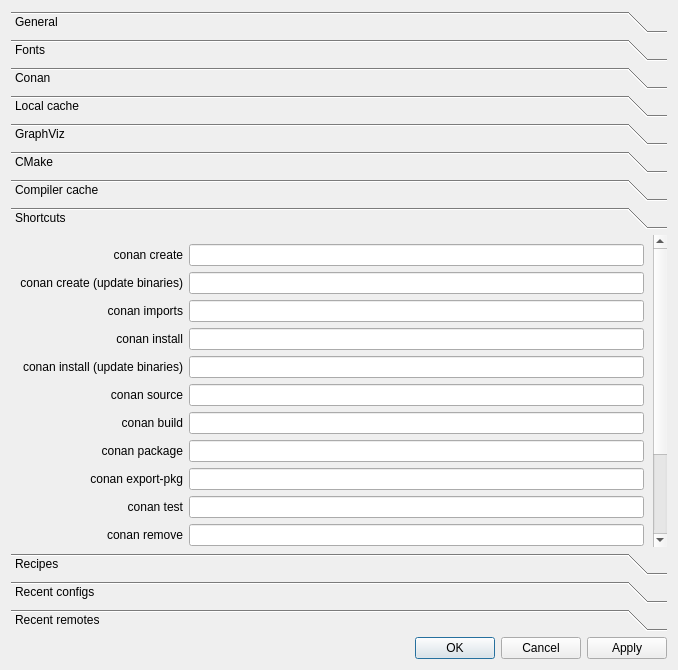
First picture: the form in cruiz/resources/preferences.ui, repository markfinal/cruiz, before the edit.
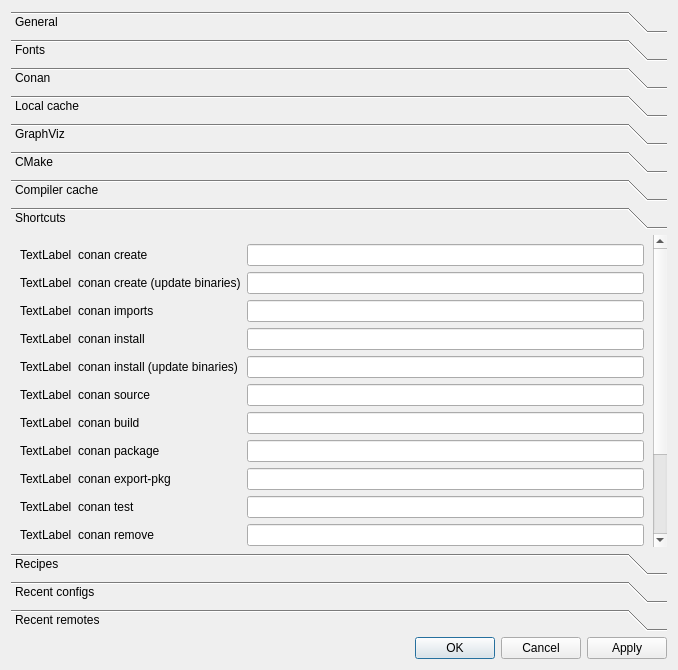
Second picture: the form after the edit. The open tabs and pages were chosen to show the change. Icons and pictures are not drawn. Custom widgets are drawn as their Qt base class.

Commit message: Fixes #92. Shortcuts icon assignment is now done in code

```diff
--- a/cruiz/resources/preferences.ui
+++ b/cruiz/resources/preferences.ui
@@ -755,42 +755,19 @@
       <property name="geometry">
        <rect>
         <x>0</x>
-        <y>-287</y>
+        <y>0</y>
         <width>639</width>
-        <height>519</height>
+        <height>489</height>
        </rect>
       </property>
       <attribute name="label">
        <string>Shortcuts</string>
       </attribute>
       <layout class="QGridLayout" name="gridLayout_13">
-       <item row="4" column="2">
-        <widget class="ShortcutLineEdit" name="prefs_shortcuts_installupdates_edit"/>
+       <item row="6" column="3">
+        <widget class="ShortcutLineEdit" name="prefs_shortcuts_build_edit"/>
        </item>
-       <item row="10" column="2">
-        <widget class="ShortcutLineEdit" name="prefs_shortcuts_remove_edit"/>
-       </item>
-       <item row="9" column="0">
-        <widget class="QLabel" name="label_23">
-         <property name="text">
-          <string>&lt;html&gt;&lt;head/&gt;&lt;body&gt;&lt;p align=&quot;right&quot;&gt;&lt;img src=&quot;:/testpackage.svg&quot; width=&quot;20&quot; height=&quot;20&quot;/&gt; conan test&lt;/p&gt;&lt;/body&gt;&lt;/html&gt;</string>
-         </property>
-        </widget>
-       </item>
-       <item row="6" column="0">
-        <widget class="QLabel" name="label_20">
-         <property name="text">
-          <string>&lt;html&gt;&lt;head/&gt;&lt;body&gt;&lt;p align=&quot;right&quot;&gt;&lt;img src=&quot;:/build.svg&quot; width=&quot;20&quot; height=&quot;20&quot;/&gt; conan build&lt;/p&gt;&lt;/body&gt;&lt;/html&gt;</string>
-         </property>
-        </widget>
-       </item>
-       <item row="3" column="2">
-        <widget class="ShortcutLineEdit" name="prefs_shortcuts_install_edit"/>
-       </item>
-       <item row="5" column="2">
-        <widget class="ShortcutLineEdit" name="prefs_shortcuts_source_edit"/>
-       </item>
-       <item row="15" column="2">
+       <item row="15" column="3">
         <spacer name="verticalSpacer_12">
          <property name="orientation">
           <enum>Qt::Vertical</enum>
@@ -803,138 +780,425 @@
          </property>
         </spacer>
        </item>
-       <item row="13" column="2">
-        <widget class="ShortcutLineEdit" name="prefs_shortcuts_cmakebuildtoolverbose_edit"/>
+       <item row="10" column="3">
+        <widget class="ShortcutLineEdit" name="prefs_shortcuts_remove_edit"/>
        </item>
-       <item row="0" column="0">
-        <widget class="QLabel" name="label_1">
-         <property name="text">
-          <string>&lt;html&gt;&lt;head/&gt;&lt;body&gt;&lt;p align=&quot;right&quot;&gt;&lt;img src=&quot;:/create.svg&quot; width=&quot;20&quot; height=&quot;20&quot;/&gt; conan create&lt;/p&gt;&lt;/body&gt;&lt;/html&gt;</string>
-         </property>
-         <property name="textFormat">
-          <enum>Qt::RichText</enum>
-         </property>
-        </widget>
-       </item>
-       <item row="11" column="0">
+       <item row="11" column="1">
         <widget class="QLabel" name="label_25">
          <property name="text">
-          <string>&lt;html&gt;&lt;head/&gt;&lt;body&gt;&lt;p align=&quot;right&quot;&gt;&lt;img src=&quot;:/cancel.svg&quot; width=&quot;20&quot; height=&quot;20&quot;/&gt; Cancel current command&lt;/p&gt;&lt;/body&gt;&lt;/html&gt;</string>
+          <string>Cancel current command</string>
          </property>
-        </widget>
-       </item>
-       <item row="8" column="0">
-        <widget class="QLabel" name="label_22">
-         <property name="text">
-          <string>&lt;html&gt;&lt;head/&gt;&lt;body&gt;&lt;p align=&quot;right&quot;&gt;&lt;img src=&quot;:/exportpackage.svg&quot; width=&quot;20&quot; height=&quot;20&quot;/&gt; conan export-pkg&lt;/p&gt;&lt;/body&gt;&lt;/html&gt;</string>
+         <property name="textFormat">
+          <enum>Qt::PlainText</enum>
          </property>
-        </widget>
-       </item>
-       <item row="12" column="0">
-        <widget class="QLabel" name="prefs_shortcuts_cmakebuildtool_label">
-         <property name="text">
-          <string>&lt;html&gt;&lt;head/&gt;&lt;body&gt;&lt;p align=&quot;right&quot;&gt;&lt;img src=&quot;:/cmakebuildtool.svg&quot; width=&quot;20&quot; height=&quot;20&quot;/&gt; CMake Build Tool&lt;/p&gt;&lt;/body&gt;&lt;/html&gt;</string>
+         <property name="textInteractionFlags">
+          <set>Qt::NoTextInteraction</set>
          </property>
         </widget>
        </item>
-       <item row="4" column="0">
+       <item row="3" column="3">
+        <widget class="ShortcutLineEdit" name="prefs_shortcuts_install_edit"/>
+       </item>
+       <item row="4" column="1">
         <widget class="QLabel" name="label_5">
          <property name="text">
-          <string>&lt;html&gt;&lt;head/&gt;&lt;body&gt;&lt;p align=&quot;right&quot;&gt;&lt;img src=&quot;:/install.svg&quot; width=&quot;20&quot; height=&quot;20&quot;/&gt; conan install (update binaries)&lt;/p&gt;&lt;/body&gt;&lt;/html&gt;</string>
+          <string>conan install (update binaries)</string>
          </property>
-        </widget>
-       </item>
-       <item row="12" column="2">
-        <widget class="ShortcutLineEdit" name="prefs_shortcuts_cmakebuildtool_edit"/>
-       </item>
-       <item row="5" column="0">
-        <widget class="QLabel" name="label_6">
-         <property name="text">
-          <string>&lt;html&gt;&lt;head/&gt;&lt;body&gt;&lt;p align=&quot;right&quot;&gt;&lt;img src=&quot;:/source.svg&quot; width=&quot;20&quot; height=&quot;20&quot;/&gt; conan source&lt;/p&gt;&lt;/body&gt;&lt;/html&gt;</string>
+         <property name="textFormat">
+          <enum>Qt::PlainText</enum>
          </property>
-        </widget>
-       </item>
-       <item row="13" column="0">
-        <widget class="QLabel" name="prefs_shortcuts_cmakebuildtoolverbose_label">
-         <property name="text">
-          <string>&lt;html&gt;&lt;head/&gt;&lt;body&gt;&lt;p align=&quot;right&quot;&gt;&lt;img src=&quot;:/cmakebuildtoolverbose.svg&quot; width=&quot;20&quot; height=&quot;20&quot;/&gt; CMake Build Tool (verbose)&lt;/p&gt;&lt;/body&gt;&lt;/html&gt;</string>
+         <property name="textInteractionFlags">
+          <set>Qt::NoTextInteraction</set>
          </property>
         </widget>
        </item>
-       <item row="9" column="2">
-        <widget class="ShortcutLineEdit" name="prefs_shortcuts_test_edit"/>
-       </item>
-       <item row="7" column="2">
-        <widget class="ShortcutLineEdit" name="prefs_shortcuts_package_edit"/>
-       </item>
-       <item row="14" column="2">
+       <item row="14" column="3">
         <widget class="ShortcutLineEdit" name="prefs_shortcuts_deletecmakecache_edit"/>
        </item>
-       <item row="3" column="0">
-        <widget class="QLabel" name="label_4">
-         <property name="text">
-          <string>&lt;html&gt;&lt;head/&gt;&lt;body&gt;&lt;p align=&quot;right&quot;&gt;&lt;img src=&quot;:/install.svg&quot; width=&quot;20&quot; height=&quot;20&quot;/&gt; conan install&lt;/p&gt;&lt;/body&gt;&lt;/html&gt;</string>
-         </property>
-        </widget>
-       </item>
-       <item row="11" column="2">
-        <widget class="ShortcutLineEdit" name="prefs_shortcuts_cancel_edit"/>
-       </item>
-       <item row="7" column="0">
-        <widget class="QLabel" name="prefs_shortcuts_package_label">
-         <property name="text">
-          <string>&lt;html&gt;&lt;head/&gt;&lt;body&gt;&lt;p align=&quot;right&quot;&gt;&lt;img src=&quot;:/package.svg&quot; width=&quot;20&quot; height=&quot;20&quot;/&gt; conan package&lt;/p&gt;&lt;/body&gt;&lt;/html&gt;</string>
-         </property>
-        </widget>
-       </item>
-       <item row="2" column="0">
+       <item row="2" column="1">
         <widget class="QLabel" name="prefs_shortcuts_imports_label">
          <property name="text">
-          <string>&lt;html&gt;&lt;head/&gt;&lt;body&gt;&lt;p align=&quot;right&quot;&gt;&lt;img src=&quot;:/imports.svg&quot; width=&quot;20&quot; height=&quot;20&quot;/&gt; conan imports&lt;/p&gt;&lt;/body&gt;&lt;/html&gt;</string>
+          <string>conan imports</string>
          </property>
-        </widget>
-       </item>
-       <item row="14" column="0">
-        <widget class="QLabel" name="prefs_shortcuts_deletecmakecache_label">
-         <property name="text">
-          <string>&lt;html&gt;&lt;head/&gt;&lt;body&gt;&lt;p align=&quot;right&quot;&gt;&lt;img src=&quot;:/removecmakecache.svg&quot; width=&quot;20&quot; height=&quot;20&quot;/&gt; Delete CMakeCache&lt;/p&gt;&lt;/body&gt;&lt;/html&gt;</string>
+         <property name="textFormat">
+          <enum>Qt::PlainText</enum>
          </property>
+         <property name="textInteractionFlags">
+          <set>Qt::NoTextInteraction</set>
+         </property>
         </widget>
        </item>
-       <item row="8" column="2">
+       <item row="8" column="3">
         <widget class="ShortcutLineEdit" name="prefs_shortcuts_exportpackage_edit"/>
        </item>
-       <item row="0" column="2">
-        <widget class="ShortcutLineEdit" name="prefs_shortcuts_create_edit"/>
+       <item row="7" column="1">
+        <widget class="QLabel" name="prefs_shortcuts_package_label">
+         <property name="text">
+          <string>conan package</string>
+         </property>
+         <property name="textFormat">
+          <enum>Qt::PlainText</enum>
+         </property>
+         <property name="textInteractionFlags">
+          <set>Qt::NoTextInteraction</set>
+         </property>
+        </widget>
        </item>
-       <item row="6" column="2">
-        <widget class="ShortcutLineEdit" name="prefs_shortcuts_build_edit"/>
+       <item row="6" column="1">
+        <widget class="QLabel" name="label_20">
+         <property name="text">
+          <string>conan build</string>
+         </property>
+         <property name="textFormat">
+          <enum>Qt::PlainText</enum>
+         </property>
+         <property name="textInteractionFlags">
+          <set>Qt::NoTextInteraction</set>
+         </property>
+        </widget>
        </item>
-       <item row="10" column="0">
+       <item row="11" column="3">
+        <widget class="ShortcutLineEdit" name="prefs_shortcuts_cancel_edit"/>
+       </item>
+       <item row="9" column="1">
+        <widget class="QLabel" name="label_23">
+         <property name="text">
+          <string>conan test</string>
+         </property>
+         <property name="textFormat">
+          <enum>Qt::PlainText</enum>
+         </property>
+         <property name="textInteractionFlags">
+          <set>Qt::NoTextInteraction</set>
+         </property>
+        </widget>
+       </item>
+       <item row="5" column="1">
+        <widget class="QLabel" name="label_6">
+         <property name="text">
+          <string>conan source</string>
+         </property>
+         <property name="textFormat">
+          <enum>Qt::PlainText</enum>
+         </property>
+         <property name="textInteractionFlags">
+          <set>Qt::NoTextInteraction</set>
+         </property>
+        </widget>
+       </item>
+       <item row="13" column="1">
+        <widget class="QLabel" name="prefs_shortcuts_cmakebuildtoolverbose_label">
+         <property name="text">
+          <string>CMake Build Tool (verbose)</string>
+         </property>
+         <property name="textFormat">
+          <enum>Qt::PlainText</enum>
+         </property>
+         <property name="textInteractionFlags">
+          <set>Qt::NoTextInteraction</set>
+         </property>
+        </widget>
+       </item>
+       <item row="5" column="3">
+        <widget class="ShortcutLineEdit" name="prefs_shortcuts_source_edit"/>
+       </item>
+       <item row="10" column="1">
         <widget class="QLabel" name="label_24">
          <property name="text">
-          <string>&lt;html&gt;&lt;head/&gt;&lt;body&gt;&lt;p align=&quot;right&quot;&gt;&lt;img src=&quot;:/removepackage.svg&quot; width=&quot;20&quot; height=&quot;20&quot;/&gt; conan remove&lt;/p&gt;&lt;/body&gt;&lt;/html&gt;</string>
+          <string>conan remove</string>
          </property>
+         <property name="textFormat">
+          <enum>Qt::PlainText</enum>
+         </property>
+         <property name="textInteractionFlags">
+          <set>Qt::NoTextInteraction</set>
+         </property>
         </widget>
        </item>
-       <item row="2" column="2">
+       <item row="9" column="3">
+        <widget class="ShortcutLineEdit" name="prefs_shortcuts_test_edit"/>
+       </item>
+       <item row="12" column="1">
+        <widget class="QLabel" name="prefs_shortcuts_cmakebuildtool_label">
+         <property name="text">
+          <string>CMake Build Tool</string>
+         </property>
+         <property name="textFormat">
+          <enum>Qt::PlainText</enum>
+         </property>
+         <property name="textInteractionFlags">
+          <set>Qt::NoTextInteraction</set>
+         </property>
+        </widget>
+       </item>
+       <item row="0" column="1">
+        <widget class="QLabel" name="label_1">
+         <property name="text">
+          <string>&lt;html&gt;&lt;head/&gt;&lt;body&gt;&lt;p&gt;conan create&lt;/p&gt;&lt;/body&gt;&lt;/html&gt;</string>
+         </property>
+         <property name="textFormat">
+          <enum>Qt::RichText</enum>
+         </property>
+        </widget>
+       </item>
+       <item row="14" column="1">
+        <widget class="QLabel" name="prefs_shortcuts_deletecmakecache_label">
+         <property name="text">
+          <string>Delete CMakeCache</string>
+         </property>
+         <property name="textFormat">
+          <enum>Qt::PlainText</enum>
+         </property>
+         <property name="textInteractionFlags">
+          <set>Qt::NoTextInteraction</set>
+         </property>
+        </widget>
+       </item>
+       <item row="4" column="3">
+        <widget class="ShortcutLineEdit" name="prefs_shortcuts_installupdates_edit"/>
+       </item>
+       <item row="12" column="3">
+        <widget class="ShortcutLineEdit" name="prefs_shortcuts_cmakebuildtool_edit"/>
+       </item>
+       <item row="2" column="3">
         <widget class="ShortcutLineEdit" name="prefs_shortcuts_imports_edit"/>
        </item>
-       <item row="1" column="0">
+       <item row="3" column="1">
+        <widget class="QLabel" name="label_4">
+         <property name="text">
+          <string>conan install</string>
+         </property>
+         <property name="textFormat">
+          <enum>Qt::PlainText</enum>
+         </property>
+         <property name="textInteractionFlags">
+          <set>Qt::NoTextInteraction</set>
+         </property>
+        </widget>
+       </item>
+       <item row="0" column="3">
+        <widget class="ShortcutLineEdit" name="prefs_shortcuts_create_edit"/>
+       </item>
+       <item row="1" column="3">
+        <widget class="ShortcutLineEdit" name="prefs_shortcuts_createupdates_edit"/>
+       </item>
+       <item row="1" column="1">
         <widget class="QLabel" name="label_32">
          <property name="text">
-          <string>&lt;html&gt;&lt;head/&gt;&lt;body&gt;&lt;p align=&quot;right&quot;&gt;&lt;img src=&quot;:/create.svg&quot; width=&quot;20&quot; height=&quot;20&quot;/&gt; conan create (update binaries)&lt;/p&gt;&lt;/body&gt;&lt;/html&gt;</string>
+          <string>conan create (update binaries)</string>
          </property>
          <property name="textFormat">
-          <enum>Qt::RichText</enum>
+          <enum>Qt::PlainText</enum>
          </property>
          <property name="alignment">
           <set>Qt::AlignLeading|Qt::AlignLeft|Qt::AlignVCenter</set>
          </property>
+         <property name="textInteractionFlags">
+          <set>Qt::NoTextInteraction</set>
+         </property>
         </widget>
        </item>
-       <item row="1" column="2">
-        <widget class="ShortcutLineEdit" name="prefs_shortcuts_createupdates_edit"/>
+       <item row="13" column="3">
+        <widget class="ShortcutLineEdit" name="prefs_shortcuts_cmakebuildtoolverbose_edit"/>
+       </item>
+       <item row="7" column="3">
+        <widget class="ShortcutLineEdit" name="prefs_shortcuts_package_edit"/>
+       </item>
+       <item row="8" column="1">
+        <widget class="QLabel" name="label_22">
+         <property name="text">
+          <string>conan export-pkg</string>
+         </property>
+         <property name="textFormat">
+          <enum>Qt::PlainText</enum>
+         </property>
+         <property name="textInteractionFlags">
+          <set>Qt::NoTextInteraction</set>
+         </property>
+        </widget>
+       </item>
+       <item row="0" column="0">
+        <widget class="QLabel" name="shortcut_conan_create">
+         <property name="text">
+          <string>TextLabel</string>
+         </property>
+         <property name="textInteractionFlags">
+          <set>Qt::NoTextInteraction</set>
+         </property>
+        </widget>
+       </item>
+       <item row="1" column="0">
+        <widget class="QLabel" name="shortcut_conan_create_update">
+         <property name="text">
+          <string>TextLabel</string>
+         </property>
+         <property name="textInteractionFlags">
+          <set>Qt::NoTextInteraction</set>
+         </property>
+        </widget>
+       </item>
+       <item row="2" column="0">
+        <widget class="QLabel" name="shortcut_conan_imports">
+         <property name="text">
+          <string>TextLabel</string>
+         </property>
+        </widget>
+       </item>
+       <item row="3" column="0">
+        <widget class="QLabel" name="shortcut_conan_install">
+         <property name="text">
+          <string>TextLabel</string>
+         </property>
+         <property name="textFormat">
+          <enum>Qt::PlainText</enum>
+         </property>
+         <property name="textInteractionFlags">
+          <set>Qt::NoTextInteraction</set>
+         </property>
+        </widget>
+       </item>
+       <item row="4" column="0">
+        <widget class="QLabel" name="shortcut_conan_install_update">
+         <property name="text">
+          <string>TextLabel</string>
+         </property>
+         <property name="textFormat">
+          <enum>Qt::PlainText</enum>
+         </property>
+         <property name="textInteractionFlags">
+          <set>Qt::NoTextInteraction</set>
+         </property>
+        </widget>
+       </item>
+       <item row="5" column="0">
+        <widget class="QLabel" name="shortcut_conan_source">
+         <property name="text">
+          <string>TextLabel</string>
+         </property>
+         <property name="textFormat">
+          <enum>Qt::PlainText</enum>
+         </property>
+         <property name="textInteractionFlags">
+          <set>Qt::NoTextInteraction</set>
+         </property>
+        </widget>
+       </item>
+       <item row="6" column="0">
+        <widget class="QLabel" name="shortcut_conan_build">
+         <property name="text">
+          <string>TextLabel</string>
+         </property>
+         <property name="textFormat">
+          <enum>Qt::PlainText</enum>
+         </property>
+         <property name="textInteractionFlags">
+          <set>Qt::NoTextInteraction</set>
+         </property>
+        </widget>
+       </item>
+       <item row="7" column="0">
+        <widget class="QLabel" name="shortcut_conan_package">
+         <property name="text">
+          <string>TextLabel</string>
+         </property>
+         <property name="textFormat">
+          <enum>Qt::PlainText</enum>
+         </property>
+         <property name="textInteractionFlags">
+          <set>Qt::NoTextInteraction</set>
+         </property>
+        </widget>
+       </item>
+       <item row="8" column="0">
+        <widget class="QLabel" name="shortcut_conan_export_package">
+         <property name="text">
+          <string>TextLabel</string>
+         </property>
+         <property name="textFormat">
+          <enum>Qt::PlainText</enum>
+         </property>
+         <property name="textInteractionFlags">
+          <set>Qt::NoTextInteraction</set>
+         </property>
+        </widget>
+       </item>
+       <item row="9" column="0">
+        <widget class="QLabel" name="shortcut_conan_test">
+         <property name="text">
+          <string>TextLabel</string>
+         </property>
+         <property name="textFormat">
+          <enum>Qt::PlainText</enum>
+         </property>
+         <property name="textInteractionFlags">
+          <set>Qt::NoTextInteraction</set>
+         </property>
+        </widget>
+       </item>
+       <item row="10" column="0">
+        <widget class="QLabel" name="shortcut_conan_remove">
+         <property name="text">
+          <string>TextLabel</string>
+         </property>
+         <property name="textFormat">
+          <enum>Qt::PlainText</enum>
+         </property>
+         <property name="textInteractionFlags">
+          <set>Qt::NoTextInteraction</set>
+         </property>
+        </widget>
+       </item>
+       <item row="11" column="0">
+        <widget class="QLabel" name="shortcut_cancel_command">
+         <property name="text">
+          <string>TextLabel</string>
+         </property>
+         <property name="textFormat">
+          <enum>Qt::PlainText</enum>
+         </property>
+         <property name="textInteractionFlags">
+          <set>Qt::NoTextInteraction</set>
+         </property>
+        </widget>
+       </item>
+       <item row="12" column="0">
+        <widget class="QLabel" name="shortcut_cmake_build_tool">
+         <property name="text">
+          <string>TextLabel</string>
+         </property>
+         <property name="textFormat">
+          <enum>Qt::PlainText</enum>
+         </property>
+         <property name="textInteractionFlags">
+          <set>Qt::NoTextInteraction</set>
+         </property>
+        </widget>
+       </item>
+       <item row="13" column="0">
+        <widget class="QLabel" name="shortcut_cmake_verbose_build_tool">
+         <property name="text">
+          <string>TextLabel</string>
+         </property>
+         <property name="textFormat">
+          <enum>Qt::PlainText</enum>
+         </property>
+         <property name="textInteractionFlags">
+          <set>Qt::NoTextInteraction</set>
+         </property>
+        </widget>
+       </item>
+       <item row="14" column="0">
+        <widget class="QLabel" name="shortcut_delete_cmake_cache">
+         <property name="text">
+          <string>TextLabel</string>
+         </property>
+         <property name="textFormat">
+          <enum>Qt::PlainText</enum>
+         </property>
+         <property name="textInteractionFlags">
+          <set>Qt::NoTextInteraction</set>
+         </property>
+        </widget>
        </item>
       </layout>
      </widget>
```
The commit also changes 1 other file.
